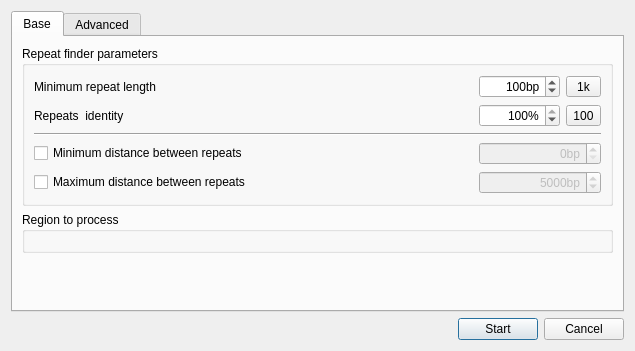
Qt form src/plugins/repeat_finder/src/ui/FindRepeatsDialog.ui (violethaze74/ugene) before a commit.
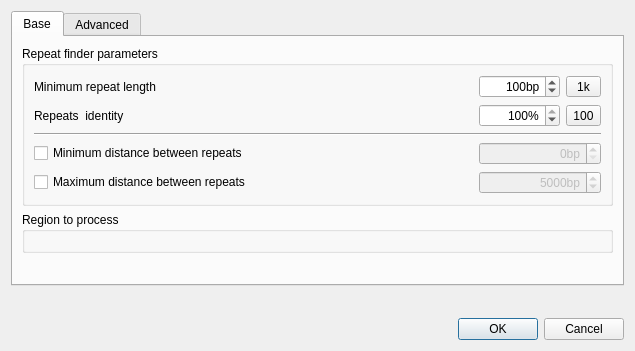
The same form after that commit. The open tabs and pages were chosen to show the change. Icons and pictures are not drawn.

Commit message: Help system for all dialogs, UI improvements for all dialogs.

Diff of the .ui file:
```diff
--- a/src/plugins/repeat_finder/src/ui/FindRepeatsDialog.ui
+++ b/src/plugins/repeat_finder/src/ui/FindRepeatsDialog.ui
@@ -653,25 +653,15 @@
        </property>
       </spacer>
      </item>
-     <item>
-      <widget class="QPushButton" name="startButton">
-       <property name="text">
-        <string>Start</string>
-       </property>
-       <property name="default">
-        <bool>true</bool>
-       </property>
-      </widget>
-     </item>
-     <item>
-      <widget class="QPushButton" name="cancelButton">
-       <property name="text">
-        <string>Cancel</string>
-       </property>
-      </widget>
-     </item>
     </layout>
    </item>
+   <item>
+    <widget class="QDialogButtonBox" name="buttonBox">
+     <property name="standardButtons">
+      <set>QDialogButtonBox::Cancel|QDialogButtonBox::Ok</set>
+     </property>
+    </widget>
+   </item>
   </layout>
  </widget>
  <resources/>
```
Left out of the diff: 66 changed lines with no effect on the pictures. The commit also changes 309 other files.
